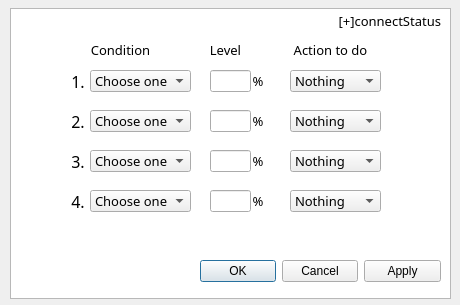
This is 005_qt_pcBatteryOption_test/src/schedule.ui in aben20807/Qt_projects as Qt 5 draws it before an edit. The edited form follows.
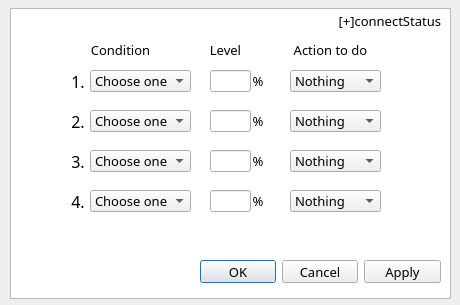
This is the edited form.

```diff
--- a/005_qt_pcBatteryOption_test/src/schedule.ui
+++ b/005_qt_pcBatteryOption_test/src/schedule.ui
@@ -238,6 +238,12 @@
      <height>23</height>
     </rect>
    </property>
+   <property name="font">
+    <font>
+     <family>微軟正黑體</family>
+     <pointsize>10</pointsize>
+    </font>
+   </property>
    <property name="standardButtons">
     <set>QDialogButtonBox::Apply|QDialogButtonBox::Cancel|QDialogButtonBox::Ok</set>
    </property>
```
